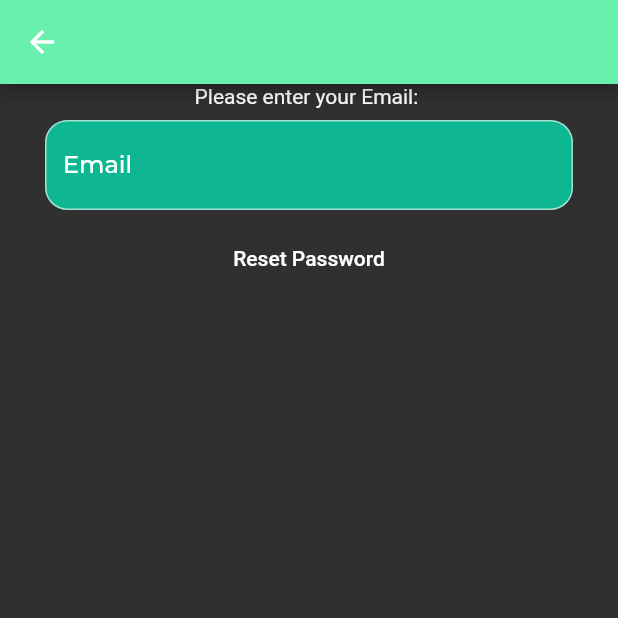
After one commit to Tanujkarteek/EasyPass, a Flutter app: the ForgotPassPage screen opened directly, on a phone screen of 412 x 824 dp, the top half of it. The commit adds this screen. Run offline on Flutter 3.47's test engine with Material 2 defaults, Android fonts, the phone set to English and light mode, and no system bars; our stand-ins replace cloud_firestore, firebase_auth, firebase_core, flutter_svg, shared_preferences; missing offline and left inert: animated_snack_bar; accounts and stored records are empty.

Commit message:
reset password feature, UI changes required

```diff
--- /dev/null
+++ b/lib/screens/forgot_pass.dart
@@ -0,0 +1,99 @@
+import 'package:firebase_auth/firebase_auth.dart';
+import 'package:flutter/material.dart';
+
+class ForgotPassPage extends StatefulWidget {
+  const ForgotPassPage({super.key});
+
+  @override
+  State<ForgotPassPage> createState() => _ForgotPassPageState();
+}
+
+class _ForgotPassPageState extends State<ForgotPassPage> {
+  final emailController = TextEditingController();
+
+  @override
+  void dispose() {
+    // TODO: implement dispose
+    emailController.dispose();
+    super.dispose();
+  }
+
+  Future Reset_Password() async {
+    try {
+      await FirebaseAuth.instance
+          .sendPasswordResetEmail(email: emailController.text.trim());
+      showDialog(
+          context: this.context,
+          builder: (context) {
+            return AlertDialog(
+              content: Text("Link has been sent to you email"),
+            );
+          });
+    } on FirebaseAuthException catch (e) {
+      print(e);
+
+      showDialog(
+          context: this.context,
+          builder: (context) {
+            return AlertDialog(
+              content: Text(e.message.toString()),
+            );
+          });
+    }
+  }
+
+  @override
+  Widget build(BuildContext context) {
+    return Scaffold(
+        appBar: AppBar(
+          backgroundColor: Colors.greenAccent,
+        ),
+        body: Column(
+          children: [
+            Text('Please enter your Email: '),
+            Container(
+              padding: const EdgeInsets.only(
+                left: 30,
+                right: 30,
+                top: 8,
+                bottom: 8,
+              ),
+              child: TextFormField(
+                controller: emailController,
+
+                style: TextStyle(
+                  color: Colors.white,
+                  fontFamily: "Montserrat",
+                  fontWeight: FontWeight.w500,
+                ),
+                //textAlign: TextAlign.center,
+                enableSuggestions: true,
+                decoration: InputDecoration(
+                  fillColor: Color.fromRGBO(14, 183, 145, 1),
+                  filled: true,
+                  focusColor: Color.fromRGBO(0, 53, 88, 0.294),
+                  border: OutlineInputBorder(
+                      borderRadius: BorderRadius.circular(15)),
+                  hintStyle: TextStyle(
+                    color: Colors.white,
+                    fontFamily: "Montserrat",
+                    fontWeight: FontWeight.w500,
+                  ),
+                  hintText: "Email",
+                ),
+                validator: (value) {
+                  if (value!.isEmpty) {
+                    return 'Please enter your Email';
+                  }
+                  return null;
+                },
+              ),
+            ),
+            MaterialButton(
+              onPressed: () {},
+              child: Text('Reset Password'),
+            ),
+          ],
+        ));
+  }
+}
```
Also changed, not shown: lib/screens/signin.dart (+16 -4 lines).
